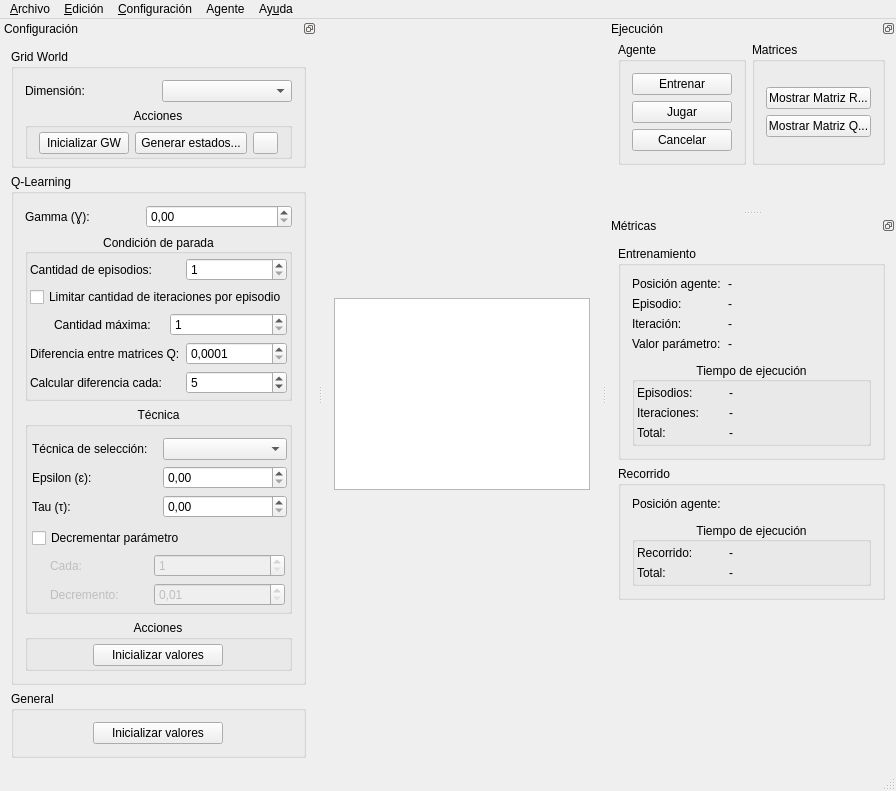
Before: the Qt Designer form gui/qt/IA2013TPIRLGUI/mainwindow.ui in ssebastianj/ia2013-tpi-rl, drawn with Qt 5.
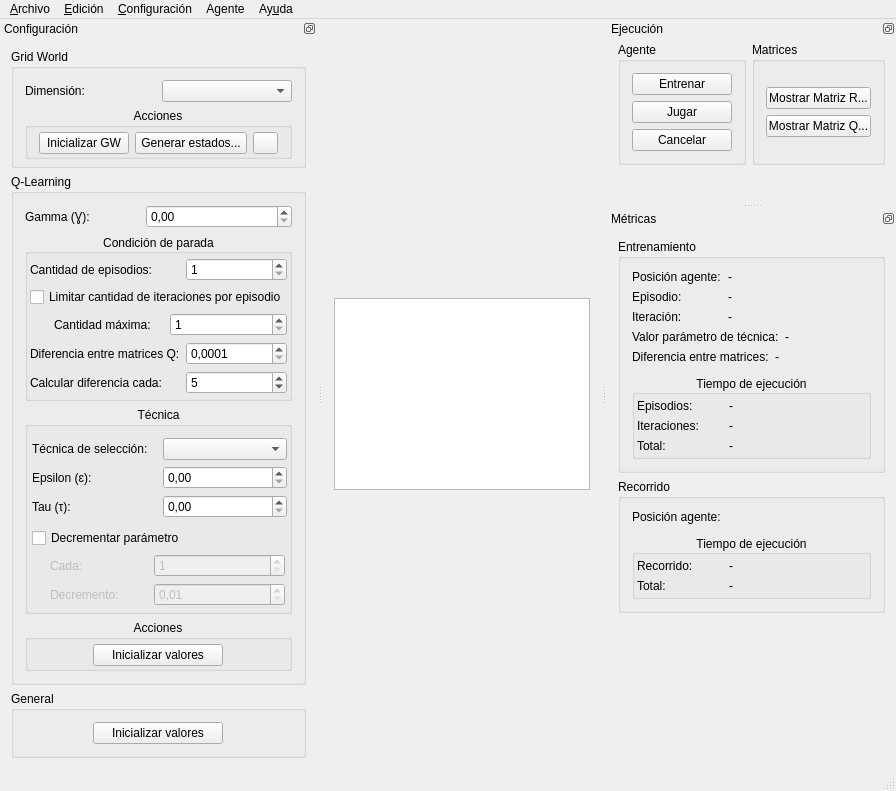
After: the same form once the commit is applied. Icons and pictures are not drawn.

```diff
--- a/gui/qt/IA2013TPIRLGUI/mainwindow.ui
+++ b/gui/qt/IA2013TPIRLGUI/mainwindow.ui
@@ -1024,7 +1024,7 @@
         <string>Entrenamiento</string>
        </property>
        <layout class="QGridLayout" name="gridLayout_3">
-        <item row="5" column="0">
+        <item row="7" column="1">
          <widget class="QGroupBox" name="gbEntExecTime">
           <property name="title">
            <string>Tiempo de ejecución</string>
@@ -1159,10 +1159,10 @@
           </layout>
          </widget>
         </item>
-        <item row="3" column="0">
-         <layout class="QHBoxLayout" name="horizontalLayout_12">
+        <item row="2" column="1">
+         <layout class="QHBoxLayout" name="horizontalLayout_5">
           <item>
-           <widget class="QLabel" name="label_10">
+           <widget class="QLabel" name="label_9">
             <property name="sizePolicy">
              <sizepolicy hsizetype="Fixed" vsizetype="Preferred">
               <horstretch>0</horstretch>
@@ -1176,12 +1176,12 @@
              </size>
             </property>
             <property name="text">
-             <string>Valor parámetro:</string>
+             <string>Iteración:</string>
             </property>
            </widget>
           </item>
           <item>
-           <widget class="QLabel" name="lblEntValParametro">
+           <widget class="QLabel" name="lblEntNroIteracion">
             <property name="text">
              <string>-</string>
             </property>
@@ -1189,7 +1189,7 @@
           </item>
          </layout>
         </item>
-        <item row="1" column="0">
+        <item row="1" column="1">
          <layout class="QHBoxLayout" name="horizontalLayout_4">
           <item>
            <widget class="QLabel" name="label_7">
@@ -1219,7 +1219,7 @@
           </item>
          </layout>
         </item>
-        <item row="0" column="0">
+        <item row="0" column="1">
          <layout class="QHBoxLayout" name="horizontalLayout_2">
           <item>
            <widget class="QLabel" name="label_4">
@@ -1249,10 +1249,10 @@
           </item>
          </layout>
         </item>
-        <item row="2" column="0">
-         <layout class="QHBoxLayout" name="horizontalLayout_5">
+        <item row="3" column="1">
+         <layout class="QHBoxLayout" name="horizontalLayout_12">
           <item>
-           <widget class="QLabel" name="label_9">
+           <widget class="QLabel" name="label_10">
             <property name="sizePolicy">
              <sizepolicy hsizetype="Fixed" vsizetype="Preferred">
               <horstretch>0</horstretch>
@@ -1261,17 +1261,17 @@
             </property>
             <property name="minimumSize">
              <size>
-              <width>90</width>
+              <width>135</width>
               <height>0</height>
              </size>
             </property>
             <property name="text">
-             <string>Iteración:</string>
+             <string>Valor parámetro de técnica:</string>
             </property>
            </widget>
           </item>
           <item>
-           <widget class="QLabel" name="lblEntNroIteracion">
+           <widget class="QLabel" name="lblEntValParametro">
             <property name="text">
              <string>-</string>
             </property>
@@ -1279,7 +1279,7 @@
           </item>
          </layout>
         </item>
-        <item row="4" column="0">
+        <item row="6" column="1">
          <spacer name="verticalSpacer_4">
           <property name="orientation">
            <enum>Qt::Vertical</enum>
@@ -1295,6 +1295,36 @@
           </property>
          </spacer>
         </item>
+        <item row="4" column="1" rowspan="2">
+         <layout class="QHBoxLayout" name="horizontalLayout_15">
+          <item>
+           <widget class="QLabel" name="label_14">
+            <property name="sizePolicy">
+             <sizepolicy hsizetype="Fixed" vsizetype="Preferred">
+              <horstretch>0</horstretch>
+              <verstretch>0</verstretch>
+             </sizepolicy>
+            </property>
+            <property name="minimumSize">
+             <size>
+              <width>135</width>
+              <height>0</height>
+             </size>
+            </property>
+            <property name="text">
+             <string>Diferencia entre matrices:</string>
+            </property>
+           </widget>
+          </item>
+          <item>
+           <widget class="QLabel" name="lblEntDiffMatrices">
+            <property name="text">
+             <string>-</string>
+            </property>
+           </widget>
+          </item>
+         </layout>
+        </item>
        </layout>
       </widget>
      </item>
```
